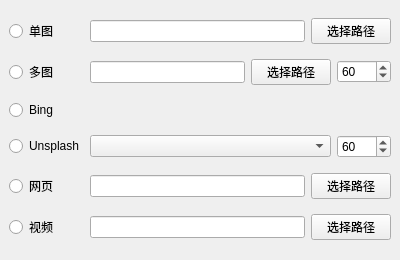
Before: the Qt Designer form YhcaoWallpaperEngine/mainwindow.ui in CAOJINGYOU/YhcaoWallpaperEngine, drawn with Qt 5.
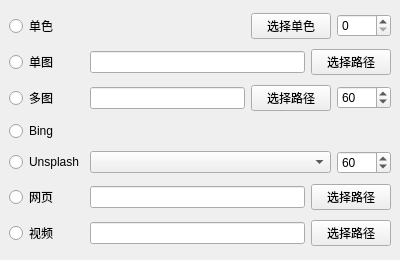
After: the same form once the commit is applied. Icons and pictures are not drawn.

```diff
--- a/YhcaoWallpaperEngine/mainwindow.ui
+++ b/YhcaoWallpaperEngine/mainwindow.ui
@@ -19,63 +19,40 @@
   </property>
   <widget class="QWidget" name="centralwidget">
    <layout class="QGridLayout" name="gridLayout">
+    <item row="5" column="0">
+     <layout class="QHBoxLayout" name="horizontalLayout_6">
+      <item>
+       <widget class="QRadioButton" name="radioButtonWeb">
+        <property name="sizePolicy">
+         <sizepolicy hsizetype="Fixed" vsizetype="Fixed">
+          <horstretch>0</horstretch>
+          <verstretch>0</verstretch>
+         </sizepolicy>
+        </property>
+        <property name="minimumSize">
+         <size>
+          <width>75</width>
+          <height>0</height>
+         </size>
+        </property>
+        <property name="text">
+         <string>网页</string>
+        </property>
+       </widget>
+      </item>
+      <item>
+       <widget class="QLineEdit" name="lineEditWeb"/>
+      </item>
+      <item>
+       <widget class="QPushButton" name="pushButtonWeb">
+        <property name="text">
+         <string>选择路径</string>
+        </property>
+       </widget>
+      </item>
+     </layout>
+    </item>
     <item row="1" column="0">
-     <layout class="QHBoxLayout" name="horizontalLayout_3">
-      <item>
-       <widget class="QRadioButton" name="radioButtonMultipleImage">
-        <property name="sizePolicy">
-         <sizepolicy hsizetype="Fixed" vsizetype="Fixed">
-          <horstretch>0</horstretch>
-          <verstretch>0</verstretch>
-         </sizepolicy>
-        </property>
-        <property name="minimumSize">
-         <size>
-          <width>75</width>
-          <height>0</height>
-         </size>
-        </property>
-        <property name="text">
-         <string>多图</string>
-        </property>
-       </widget>
-      </item>
-      <item>
-       <widget class="QLineEdit" name="lineEditMultipleImage">
-        <property name="readOnly">
-         <bool>true</bool>
-        </property>
-       </widget>
-      </item>
-      <item>
-       <widget class="QPushButton" name="pushButtonMultipleImage">
-        <property name="text">
-         <string>选择路径</string>
-        </property>
-       </widget>
-      </item>
-      <item>
-       <widget class="QSpinBox" name="spinBoxMultipleImage">
-        <property name="sizePolicy">
-         <sizepolicy hsizetype="Fixed" vsizetype="Fixed">
-          <horstretch>0</horstretch>
-          <verstretch>0</verstretch>
-         </sizepolicy>
-        </property>
-        <property name="minimum">
-         <number>1</number>
-        </property>
-        <property name="maximum">
-         <number>1440</number>
-        </property>
-        <property name="value">
-         <number>60</number>
-        </property>
-       </widget>
-      </item>
-     </layout>
-    </item>
-    <item row="0" column="0">
      <layout class="QHBoxLayout" name="horizontalLayout_2">
       <item>
        <widget class="QRadioButton" name="radioButtonSingleImage">
@@ -112,85 +89,7 @@
       </item>
      </layout>
     </item>
-    <item row="3" column="0">
-     <layout class="QHBoxLayout" name="horizontalLayout_5">
-      <item>
-       <widget class="QRadioButton" name="radioButtonUnsplash">
-        <property name="sizePolicy">
-         <sizepolicy hsizetype="Fixed" vsizetype="Fixed">
-          <horstretch>0</horstretch>
-          <verstretch>0</verstretch>
-         </sizepolicy>
-        </property>
-        <property name="minimumSize">
-         <size>
-          <width>75</width>
-          <height>0</height>
-         </size>
-        </property>
-        <property name="text">
-         <string>Unsplash</string>
-        </property>
-       </widget>
-      </item>
-      <item>
-       <widget class="QComboBox" name="comboBoxUnsplash"/>
-      </item>
-      <item>
-       <widget class="QSpinBox" name="spinBoxUnsplash">
-        <property name="sizePolicy">
-         <sizepolicy hsizetype="Fixed" vsizetype="Fixed">
-          <horstretch>0</horstretch>
-          <verstretch>0</verstretch>
-         </sizepolicy>
-        </property>
-        <property name="minimum">
-         <number>1</number>
-        </property>
-        <property name="maximum">
-         <number>1440</number>
-        </property>
-        <property name="value">
-         <number>60</number>
-        </property>
-       </widget>
-      </item>
-     </layout>
-    </item>
-    <item row="4" column="0">
-     <layout class="QHBoxLayout" name="horizontalLayout_6">
-      <item>
-       <widget class="QRadioButton" name="radioButtonWeb">
-        <property name="sizePolicy">
-         <sizepolicy hsizetype="Fixed" vsizetype="Fixed">
-          <horstretch>0</horstretch>
-          <verstretch>0</verstretch>
-         </sizepolicy>
-        </property>
-        <property name="minimumSize">
-         <size>
-          <width>75</width>
-          <height>0</height>
-         </size>
-        </property>
-        <property name="text">
-         <string>网页</string>
-        </property>
-       </widget>
-      </item>
-      <item>
-       <widget class="QLineEdit" name="lineEditWeb"/>
-      </item>
-      <item>
-       <widget class="QPushButton" name="pushButtonWeb">
-        <property name="text">
-         <string>选择路径</string>
-        </property>
-       </widget>
-      </item>
-     </layout>
-    </item>
-    <item row="5" column="0">
+    <item row="6" column="0">
      <layout class="QHBoxLayout" name="horizontalLayout_7">
       <item>
        <widget class="QRadioButton" name="radioButtonVideo">
@@ -223,7 +122,108 @@
       </item>
      </layout>
     </item>
+    <item row="4" column="0">
+     <layout class="QHBoxLayout" name="horizontalLayout_5">
+      <item>
+       <widget class="QRadioButton" name="radioButtonUnsplash">
+        <property name="sizePolicy">
+         <sizepolicy hsizetype="Fixed" vsizetype="Fixed">
+          <horstretch>0</horstretch>
+          <verstretch>0</verstretch>
+         </sizepolicy>
+        </property>
+        <property name="minimumSize">
+         <size>
+          <width>75</width>
+          <height>0</height>
+         </size>
+        </property>
+        <property name="text">
+         <string>Unsplash</string>
+        </property>
+       </widget>
+      </item>
+      <item>
+       <widget class="QComboBox" name="comboBoxUnsplash"/>
+      </item>
+      <item>
+       <widget class="QSpinBox" name="spinBoxUnsplash">
+        <property name="sizePolicy">
+         <sizepolicy hsizetype="Fixed" vsizetype="Fixed">
+          <horstretch>0</horstretch>
+          <verstretch>0</verstretch>
+         </sizepolicy>
+        </property>
+        <property name="minimum">
+         <number>1</number>
+        </property>
+        <property name="maximum">
+         <number>1440</number>
+        </property>
+        <property name="value">
+         <number>60</number>
+        </property>
+       </widget>
+      </item>
+     </layout>
+    </item>
     <item row="2" column="0">
+     <layout class="QHBoxLayout" name="horizontalLayout_3">
+      <item>
+       <widget class="QRadioButton" name="radioButtonMultipleImage">
+        <property name="sizePolicy">
+         <sizepolicy hsizetype="Fixed" vsizetype="Fixed">
+          <horstretch>0</horstretch>
+          <verstretch>0</verstretch>
+         </sizepolicy>
+        </property>
+        <property name="minimumSize">
+         <size>
+          <width>75</width>
+          <height>0</height>
+         </size>
+        </property>
+        <property name="text">
+         <string>多图</string>
+        </property>
+       </widget>
+      </item>
+      <item>
+       <widget class="QLineEdit" name="lineEditMultipleImage">
+        <property name="readOnly">
+         <bool>true</bool>
+        </property>
+       </widget>
+      </item>
+      <item>
+       <widget class="QPushButton" name="pushButtonMultipleImage">
+        <property name="text">
+         <string>选择路径</string>
+        </property>
+       </widget>
+      </item>
+      <item>
+       <widget class="QSpinBox" name="spinBoxMultipleImage">
+        <property name="sizePolicy">
+         <sizepolicy hsizetype="Fixed" vsizetype="Fixed">
+          <horstretch>0</horstretch>
+          <verstretch>0</verstretch>
+         </sizepolicy>
+        </property>
+        <property name="minimum">
+         <number>1</number>
+        </property>
+        <property name="maximum">
+         <number>1440</number>
+        </property>
+        <property name="value">
+         <number>60</number>
+        </property>
+       </widget>
+      </item>
+     </layout>
+    </item>
+    <item row="3" column="0">
      <layout class="QHBoxLayout" name="horizontalLayout_4">
       <item>
        <widget class="QRadioButton" name="radioButtonBing">
@@ -240,6 +240,59 @@
       </item>
      </layout>
     </item>
+    <item row="0" column="0">
+     <layout class="QHBoxLayout" name="horizontalLayout">
+      <item>
+       <widget class="QRadioButton" name="radioButtonMonochrome">
+        <property name="sizePolicy">
+         <sizepolicy hsizetype="Fixed" vsizetype="Fixed">
+          <horstretch>0</horstretch>
+          <verstretch>0</verstretch>
+         </sizepolicy>
+        </property>
+        <property name="minimumSize">
+         <size>
+          <width>75</width>
+          <height>0</height>
+         </size>
+        </property>
+        <property name="text">
+         <string>单色</string>
+        </property>
+       </widget>
+      </item>
+      <item>
+       <widget class="QLabel" name="labelMonochrome">
+        <property name="sizePolicy">
+         <sizepolicy hsizetype="Expanding" vsizetype="Preferred">
+          <horstretch>0</horstretch>
+          <verstretch>0</verstretch>
+         </sizepolicy>
+        </property>
+        <property name="text">
+         <string/>
+        </property>
+        <property name="alignment">
+         <set>Qt::AlignCenter</set>
+        </property>
+       </widget>
+      </item>
+      <item>
+       <widget class="QPushButton" name="pushButtonMonochrome">
+        <property name="text">
+         <string>选择单色</string>
+        </property>
+       </widget>
+      </item>
+      <item>
+       <widget class="QSpinBox" name="spinBoxMonochrome">
+        <property name="maximum">
+         <number>1440</number>
+        </property>
+       </widget>
+      </item>
+     </layout>
+    </item>
    </layout>
   </widget>
  </widget>
```
